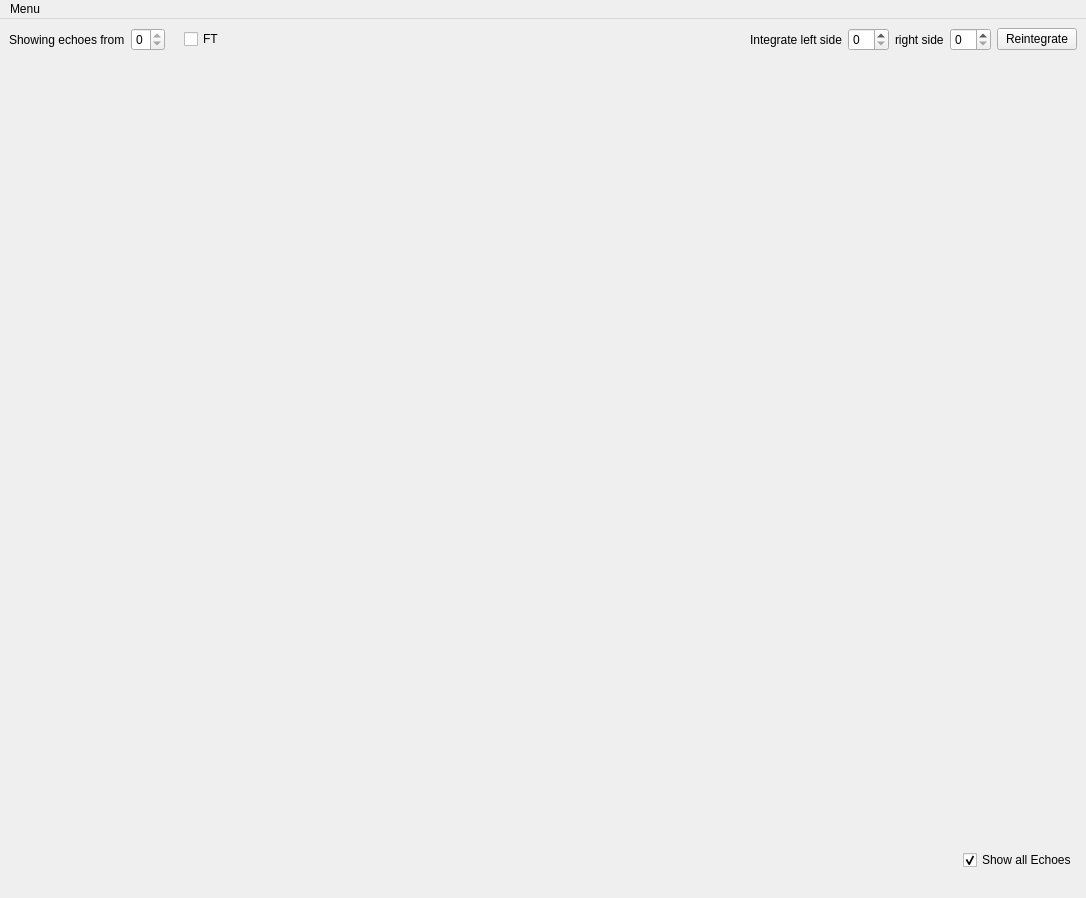
Old version of the form mainWindow.ui in the repository diont17/processCPMG-vT.
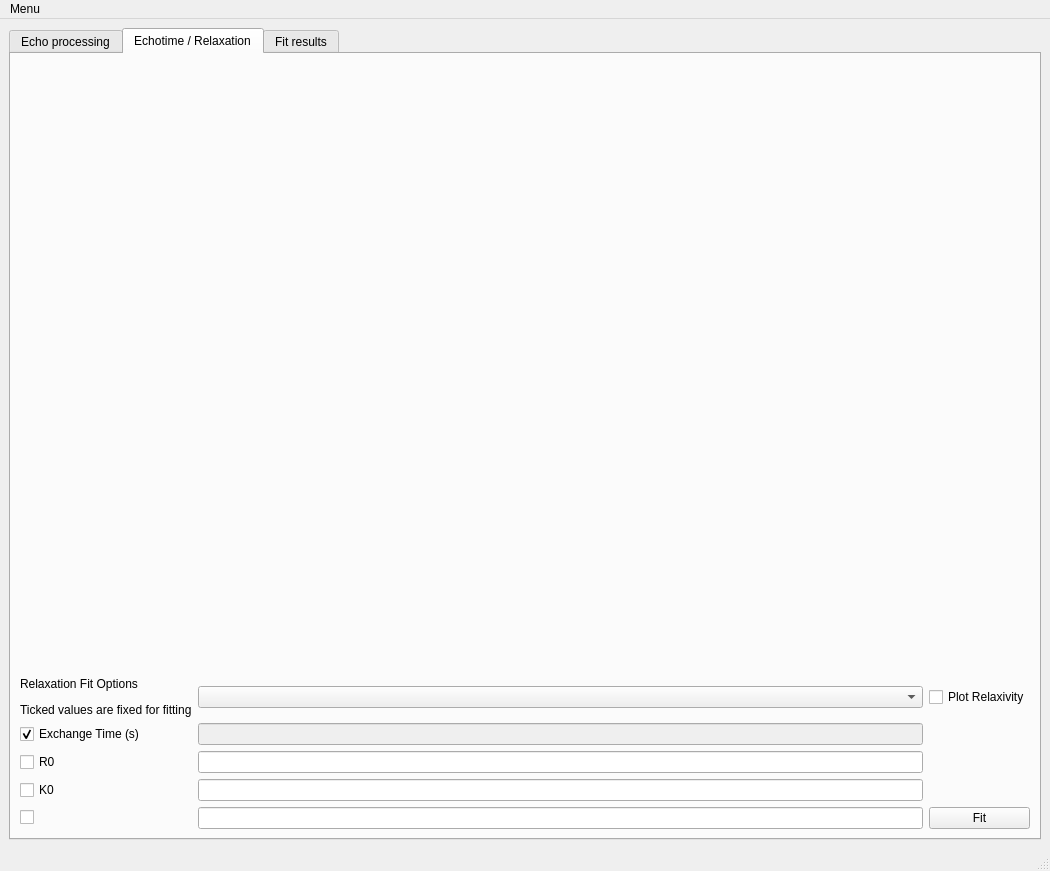
New version of the form.

Commit message: Started on relaxation fits

The edit to the form file:
```diff
--- a/mainWindow.ui
+++ b/mainWindow.ui
@@ -6,48 +6,64 @@
    <rect>
     <x>0</x>
     <y>0</y>
-    <width>1086</width>
-    <height>898</height>
+    <width>1050</width>
+    <height>871</height>
    </rect>
   </property>
-  <property name="sizePolicy">
-   <sizepolicy hsizetype="Preferred" vsizetype="Preferred">
-    <horstretch>10</horstretch>
-    <verstretch>0</verstretch>
-   </sizepolicy>
-  </property>
   <property name="windowTitle">
    <string>Process CPMG-vT</string>
   </property>
   <widget class="QWidget" name="centralwidget">
-   <layout class="QGridLayout" name="gridLayout">
-    <item row="0" column="0">
-     <layout class="QVBoxLayout" name="verticalLayout" stretch="0,1,0">
-      <property name="spacing">
-       <number>2</number>
+   <layout class="QVBoxLayout" name="verticalLayout">
+    <item>
+     <widget class="QTabWidget" name="tabWidget">
+      <property name="sizePolicy">
+       <sizepolicy hsizetype="Expanding" vsizetype="Expanding">
+        <horstretch>1</horstretch>
+        <verstretch>1</verstretch>
+       </sizepolicy>
       </property>
+      <property name="tabShape">
+       <enum>QTabWidget::Rounded</enum>
+      </property>
+      <property name="currentIndex">
+       <number>1</number>
+      </property>
+      <property name="documentMode">
+       <bool>false</bool>
+      </property>
+      <property name="tabsClosable">
+       <bool>false</bool>
+      </property>
+      <widget class="QWidget" name="tab">
+       <property name="sizePolicy">
+        <sizepolicy hsizetype="Expanding" vsizetype="Expanding">
+         <horstretch>1</horstretch>
+         <verstretch>0</verstretch>
+        </sizepolicy>
+       </property>
+       <attribute name="title">
+        <string>Echo processing</string>
+       </attribute>
+       <layout class="QVBoxLayout" name="verticalLayout_4">
+        <item>
+         <layout class="QVBoxLayout" name="verticalLayout_2" stretch="0,1,0">
       <property name="sizeConstraint">
        <enum>QLayout::SetDefaultConstraint</enum>
       </property>
       <item>
-       <layout class="QHBoxLayout" name="horizontalLayout">
-        <property name="spacing">
-         <number>6</number>
-        </property>
+           <layout class="QHBoxLayout" name="horizontalLayout" stretch="0,0,0,0,1,0,0,0,0">
         <item>
          <widget class="QLabel" name="lbldisplayedEcho">
           <property name="text">
-           <string>Showing echoes from</string>
+               <string>Selected Echo Time: </string>
           </property>
          </widget>
         </item>
         <item>
          <widget class="QSpinBox" name="spnEcho">
-          <property name="buttonSymbols">
-           <enum>QAbstractSpinBox::UpDownArrows</enum>
-          </property>
           <property name="maximum">
-           <number>0</number>
+               <number>1</number>
           </property>
          </widget>
         </item>
@@ -61,7 +77,7 @@
         <item>
          <widget class="QCheckBox" name="chkDoFT">
           <property name="text">
-           <string>FT</string>
+               <string>Fourier</string>
           </property>
          </widget>
         </item>
@@ -81,27 +97,20 @@
         <item>
          <widget class="QLabel" name="lblRangeLeft">
           <property name="text">
-           <string>Integrate left side</string>
+               <string>Integration Limits</string>
           </property>
          </widget>
         </item>
         <item>
          <widget class="QSpinBox" name="spnRangeLeft"/>
         </item>
-        <item>
-         <widget class="QLabel" name="lblRightSide">
-          <property name="text">
-           <string>right side</string>
-          </property>
-         </widget>
-        </item>
         <item>
          <widget class="QSpinBox" name="spnRangeRight"/>
         </item>
         <item>
          <widget class="QPushButton" name="btnDoIntegrate">
           <property name="text">
-           <string>Reintegrate</string>
+               <string>Integrate</string>
           </property>
          </widget>
         </item>
@@ -110,7 +119,7 @@
       <item>
        <layout class="QHBoxLayout" name="horizontalLayout_2">
         <item>
-         <layout class="QVBoxLayout" name="verticalLayout_2">
+             <layout class="QVBoxLayout" name="verticalLayout_3">
           <item>
            <widget class="QWidget" name="plot1Nav" native="true"/>
           </item>
@@ -154,20 +163,128 @@
           <property name="text">
            <string>Show all Echoes</string>
           </property>
-          <property name="checkable">
-           <bool>true</bool>
+             </widget>
+            </item>
+           </layout>
+          </item>
+         </layout>
+        </item>
+       </layout>
+      </widget>
+      <widget class="QWidget" name="tab_3">
+       <attribute name="title">
+        <string>Echotime / Relaxation</string>
+       </attribute>
+       <layout class="QGridLayout" name="gridLayout">
+        <item row="0" column="0">
+         <layout class="QVBoxLayout" name="t3_vlayout">
+          <item>
+           <widget class="QWidget" name="plot2Nav" native="true"/>
+          </item>
+          <item>
+           <widget class="QWidget" name="canvas2" native="true"/>
+          </item>
+          <item>
+           <layout class="QGridLayout" name="gridLayout_2">
+            <item row="2" column="0">
+             <widget class="QCheckBox" name="chkRxP1">
+              <property name="text">
+               <string>R0</string>
+              </property>
+             </widget>
+            </item>
+            <item row="1" column="0">
+             <widget class="QCheckBox" name="chkRxP0">
+              <property name="text">
+               <string>Exchange Time (s)</string>
           </property>
           <property name="checked">
            <bool>true</bool>
           </property>
-          <property name="tristate">
+             </widget>
+            </item>
+            <item row="2" column="1">
+             <widget class="QLineEdit" name="txtRxP1"/>
+            </item>
+            <item row="3" column="1">
+             <widget class="QLineEdit" name="txtRxP2"/>
+            </item>
+            <item row="1" column="1">
+             <widget class="QLineEdit" name="txtRxP0">
+              <property name="enabled">
            <bool>false</bool>
           </property>
          </widget>
         </item>
+            <item row="0" column="0">
+             <widget class="QLabel" name="lblRxFitOptions">
+              <property name="text">
+               <string>&lt;html&gt;&lt;head/&gt;&lt;body&gt;&lt;p&gt;Relaxation Fit Options&lt;/p&gt;&lt;p&gt;Ticked values are fixed for fitting&lt;/p&gt;&lt;/body&gt;&lt;/html&gt;</string>
+              </property>
+             </widget>
+            </item>
+            <item row="3" column="0">
+             <widget class="QCheckBox" name="chkRxP2">
+              <property name="text">
+               <string>K0</string>
+              </property>
+             </widget>
+            </item>
+            <item row="4" column="1">
+             <widget class="QLineEdit" name="txtRxP3"/>
+            </item>
+            <item row="4" column="0">
+             <widget class="QCheckBox" name="chkRxP3">
+              <property name="text">
+               <string/>
+              </property>
+             </widget>
+            </item>
+            <item row="0" column="2">
+             <widget class="QCheckBox" name="chkPlotRelaxivity">
+              <property name="text">
+               <string>Plot Relaxivity</string>
+              </property>
+             </widget>
+            </item>
+            <item row="4" column="2">
+             <widget class="QPushButton" name="btnDoRelaxFit">
+              <property name="text">
+               <string>Fit</string>
+              </property>
+             </widget>
+            </item>
+            <item row="0" column="1">
+             <widget class="QComboBox" name="cmbRelaxFitType"/>
+            </item>
        </layout>
       </item>
      </layout>
+        </item>
+       </layout>
+      </widget>
+      <widget class="QWidget" name="tab_2">
+       <attribute name="title">
+        <string>Fit results</string>
+       </attribute>
+       <layout class="QVBoxLayout" name="verticalLayout_5">
+        <item>
+         <widget class="QTextEdit" name="txtFitResults">
+          <property name="font">
+           <font>
+            <family>Ubuntu Mono</family>
+            <pointsize>12</pointsize>
+            <italic>false</italic>
+           </font>
+          </property>
+          <property name="acceptRichText">
+           <bool>false</bool>
+          </property>
+         </widget>
+        </item>
+       </layout>
+      </widget>
+     </widget>
     </item>
    </layout>
   </widget>
@@ -176,8 +293,8 @@
     <rect>
      <x>0</x>
      <y>0</y>
-     <width>1086</width>
-     <height>31</height>
+     <width>1050</width>
+     <height>25</height>
     </rect>
    </property>
    <widget class="QMenu" name="menuMenu">
@@ -190,16 +307,7 @@
    </widget>
    <addaction name="menuMenu"/>
   </widget>
-  <widget class="QStatusBar" name="statusbar">
-   <property name="sizeGripEnabled">
-    <bool>false</bool>
-   </property>
-  </widget>
-  <action name="actionQuit">
-   <property name="text">
-    <string>Quit</string>
-   </property>
-  </action>
+  <widget class="QStatusBar" name="statusbar"/>
   <action name="actionOpen_mat">
    <property name="text">
     <string>Open .mat</string>
```
Left out of the diff: 35 changed lines with no effect on the pictures. Lines whose indentation alone changed are shown as unchanged. The commit also changes 3 other files.
